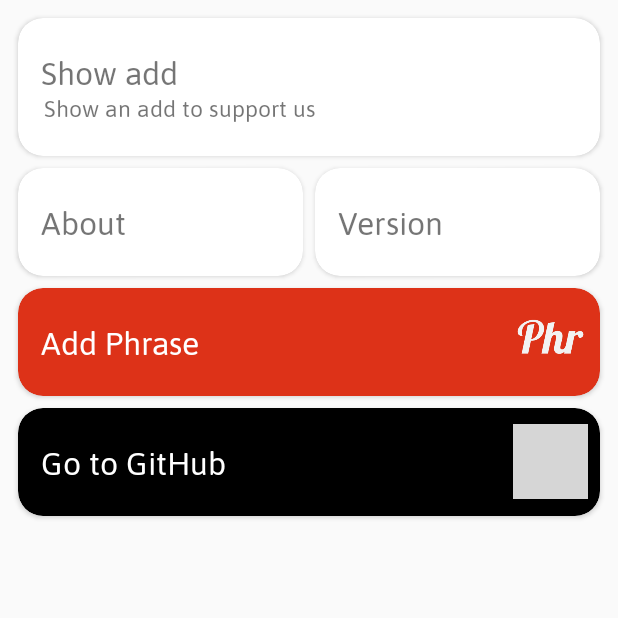
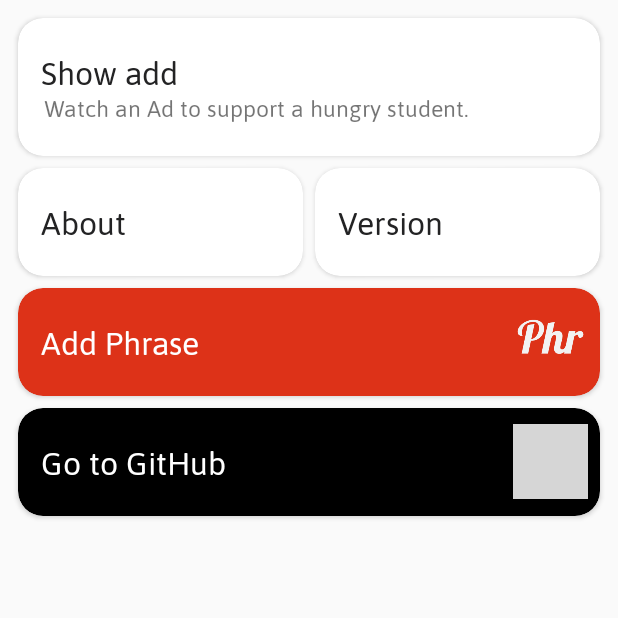
Before and after one commit to MissNalgas/Leaves, an Android app: the fragment MenuFragment shown on its own in the app's theme, on a phone screen of 412 x 824 dp, the top half of it. Run offline under Robolectric (Android 15) with nearby library versions, the phone set to English and light mode, and no system bars; our stand-ins replace AdMob; network calls fail; 1 statement that could not run was skipped; grey boxes are pictures that could not be loaded.

Commit message:
Fixed adapter and change menu from ArrayList to Array

```diff
--- a/app/src/main/java/com/missnalgas/phr2/AdListener.kt
+++ b/app/src/main/java/com/missnalgas/phr2/AdListener.kt
@@ -24,6 +24,7 @@
         override fun onRewardedAdFailedToLoad(error: LoadAdError?) {
             super.onRewardedAdFailedToLoad(error)
             Toast.makeText(activity.baseContext, "We couldn't find any Ad :(", Toast.LENGTH_SHORT).show()
+            Log.i("asddsa", "Error: $error")
             MenuFragment.isShowingAdd = false
         }
     }
--- a/app/src/main/java/com/missnalgas/phr2/menu/MenuSpanSizeLookup.kt
+++ b/app/src/main/java/com/missnalgas/phr2/menu/MenuSpanSizeLookup.kt
@@ -2,6 +2,6 @@
 
 import androidx.recyclerview.widget.GridLayoutManager
 
-class MenuSpanSizeLookup(private val items :  List<PMenuItem>) : GridLayoutManager.SpanSizeLookup() {
+class MenuSpanSizeLookup(private val items :  Array<PMenuItem>) : GridLayoutManager.SpanSizeLookup() {
     override fun getSpanSize(position: Int): Int  = items[position].span
 }
--- a/app/src/main/java/com/missnalgas/phr2/menu/PMenuItem.kt
+++ b/app/src/main/java/com/missnalgas/phr2/menu/PMenuItem.kt
@@ -1,14 +1,19 @@
 package com.missnalgas.phr2.menu
 
+import android.graphics.Color
 import android.graphics.drawable.Drawable
 import android.view.View
 
-class PMenuItem(val title : String, val span : Int = 1, var color : Int? = null) {
+class PMenuItem(val title : String, val span : Int = 1, var color : Int = Color.WHITE) {
     var image: Drawable? = null
-    var textColor: Int? = null
+    var textColor: Int = Color.parseColor("#232324")
 
-    var clickListener: View.OnClickListener? = null
+    var clickListener: View.OnClickListener =
+        View.OnClickListener { /*EMPTY*/}
     private set
+
+    var hasDescription = false
+    var description = ""
 
 
     fun setOnClickListener(listener : View.OnClickListener) {
--- a/app/src/main/java/com/missnalgas/phr2/menu/recyclerview/MenuAdapter.kt
+++ b/app/src/main/java/com/missnalgas/phr2/menu/recyclerview/MenuAdapter.kt
@@ -2,6 +2,7 @@
 
 import android.util.Log
 import android.view.LayoutInflater
+import android.view.View
 import android.view.ViewGroup
 import android.widget.ImageView
 import android.widget.LinearLayout
@@ -11,7 +12,7 @@
 import com.missnalgas.phr2.R
 import com.missnalgas.phr2.menu.PMenuItem
 
-class MenuAdapter(private val items : List<PMenuItem>) : RecyclerView.Adapter<MenuAdapter.ViewHolder>() {
+class MenuAdapter(private val items : Array<PMenuItem>) : RecyclerView.Adapter<MenuAdapter.ViewHolder>() {
 
     class ViewHolder(itemView: CardView) : RecyclerView.ViewHolder(itemView)
 
@@ -29,26 +30,26 @@
         val textView = view.findViewById<TextView>(R.id.menu_item_text_view)
         textView.text = item.title
 
-        item.image?.let {
-            val imageView = view.findViewById<ImageView>(R.id.menu_item_imageview)
-            imageView.setImageDrawable(it)
+        val imageView = view.findViewById<ImageView>(R.id.menu_item_imageview)
+        if (item.image != null) {
+            imageView.visibility = View.VISIBLE
+            imageView.setImageDrawable(item.image)
+        } else {
+            imageView.visibility = View.GONE
         }
 
-        item.textColor?.let {
-            textView.setTextColor(it)
-        }
+        textView.setTextColor(item.textColor)
 
-        item.color?.let {
-            view.setCardBackgroundColor(it)
-        }
+        view.setCardBackgroundColor(item.color)
 
-        item.clickListener?.let {
-            view.setOnClickListener(it)
-        }
+        view.setOnClickListener(item.clickListener)
 
-        if (position == 0) {
-            val linearLayout = view.findViewById<LinearLayout>(R.id.linearlayout)
-            LayoutInflater.from(linearLayout.context).inflate(R.layout.textview_layout, linearLayout, true)
+        val description = view.findViewById<TextView>(R.id.description_textview)
+        if (item.hasDescription) {
+            description.text = item.description
+            description.visibility = View.VISIBLE
+        } else {
+            description.visibility = View.GONE
         }
 
     }
--- a/app/src/main/java/com/missnalgas/phr2/viewpager/fragments/MenuFragment.kt
+++ b/app/src/main/java/com/missnalgas/phr2/viewpager/fragments/MenuFragment.kt
@@ -21,6 +21,7 @@
 import com.missnalgas.phr2.menu.MenuSpanSizeLookup
 import com.missnalgas.phr2.menu.PMenuItem
 import com.missnalgas.phr2.menu.recyclerview.MenuAdapter
+import com.missnalgas.phr2.phrase.Phrase
 
 class MenuFragment : Fragment() {
 
@@ -28,7 +29,9 @@
         var isShowingAdd = false
     }
 
-    private val items = ArrayList<PMenuItem>()
+    private val items = Array(5){
+        PMenuItem("Empty")
+    }
 
     private fun loadMenu() {
         val showAdd = PMenuItem("Show add", 2)
@@ -37,16 +40,18 @@
             if (!isShowingAdd) {
                 isShowingAdd = true
                 Toast.makeText(context, "Getting add...", Toast.LENGTH_SHORT).show()
-                rewardedAd = RewardedAd(context, "ca-app-pub-3940256099942544/5224354917")
+                rewardedAd = RewardedAd(context, "ca-app-pub-7933650770519707/4469011900")
                 val activity = activity as AppCompatActivity
                 rewardedAd.loadAd(AdRequest.Builder().build(), AdListener.AddLoadCallback(rewardedAd, activity))
             }
 
         }
-        items.add(showAdd)
+        showAdd.hasDescription = true
+        showAdd.description = "Watch an Ad to support a hungry student."
+        items[0] = (showAdd)
 
-        items.add(PMenuItem("About"))
-        items.add(PMenuItem("Version"))
+        items[1] = (PMenuItem("About"))
+        items[2] = (PMenuItem("Version"))
 
         val addPhrase = PMenuItem("Add Phrase", 2, Color.parseColor("#dd3218"))
         addPhrase.textColor = Color.WHITE
@@ -56,7 +61,7 @@
             intent.data = Uri.parse("https://mssnapplications.com/phr/")
             startActivity(intent)
         }
-        items.add(addPhrase)
+        items[3] = (addPhrase)
 
         val github = PMenuItem("Go to GitHub", 2, Color.BLACK)
         github.image = context?.getDrawable(R.drawable.github_white)
@@ -66,7 +71,7 @@
             intent.data = Uri.parse("https://github.com/MissNalgas/phr2")
             startActivity(intent)
         }
-        items.add(github)
+        items[4] = (github)
     }
 
     private lateinit var rewardedAd : RewardedAd
@@ -91,6 +96,7 @@
             recyclerview.setHasFixedSize(true)
             val layoutManager = GridLayoutManager(context, 2)
             layoutManager.spanSizeLookup = MenuSpanSizeLookup(items)
+            recyclerview.setHasFixedSize(true)
             recyclerview.layoutManager = layoutManager
             recyclerview.adapter = adapter
         }
--- a/app/src/main/res/layout/menu_viewholder.xml
+++ b/app/src/main/res/layout/menu_viewholder.xml
@@ -27,7 +27,15 @@
                 android:layout_marginHorizontal="15dp"
                 android:fontFamily="@font/asap"
                 android:textSize="21sp"/>
+            <TextView xmlns:android="http://schemas.android.com/apk/res/android"
+                android:layout_width="match_parent" android:layout_height="match_parent"
+                android:visibility="gone"
+                android:fontFamily="@font/asap"
+                android:textSize="15sp"
+                android:layout_marginHorizontal="17dp"
+                android:id="@+id/description_textview">
 
+            </TextView>
 
         </LinearLayout>
 
--- a/app/src/main/res/layout/textview_layout.xml
+++ /dev/null
@@ -1,9 +0,0 @@
-<?xml version="1.0" encoding="utf-8"?>
-<TextView xmlns:android="http://schemas.android.com/apk/res/android"
-    android:layout_width="match_parent" android:layout_height="match_parent"
-    android:text="Show an add to support us"
-    android:fontFamily="@font/asap"
-    android:textSize="15sp"
-    android:layout_marginHorizontal="17dp">
-
-</TextView>
```
